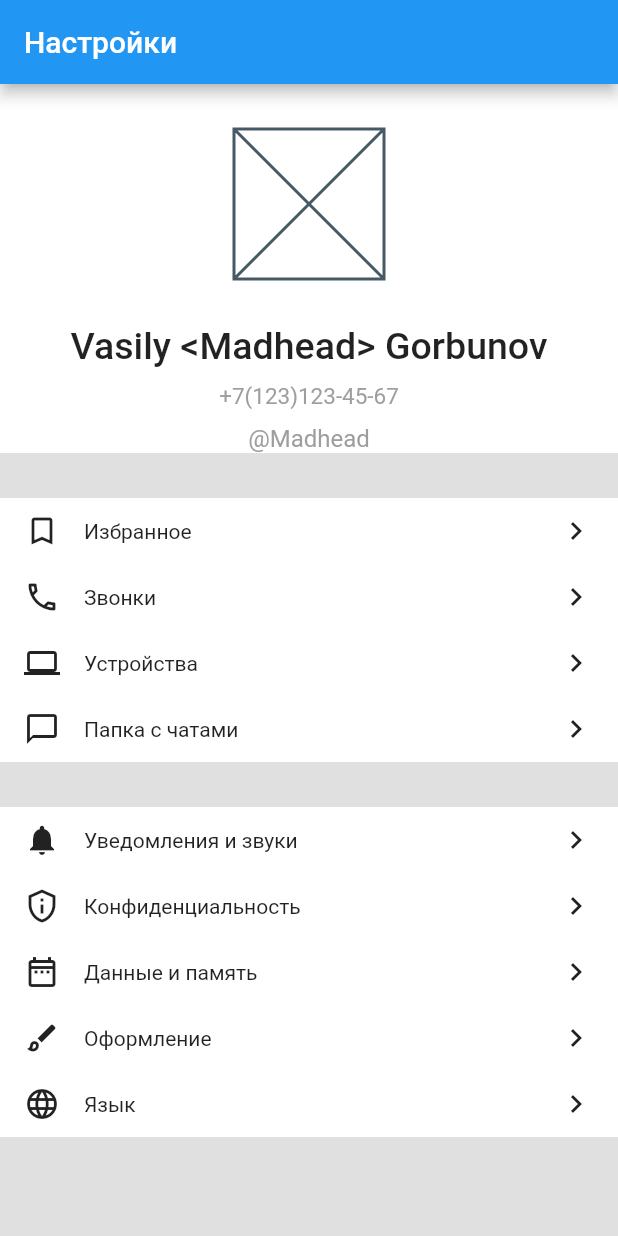
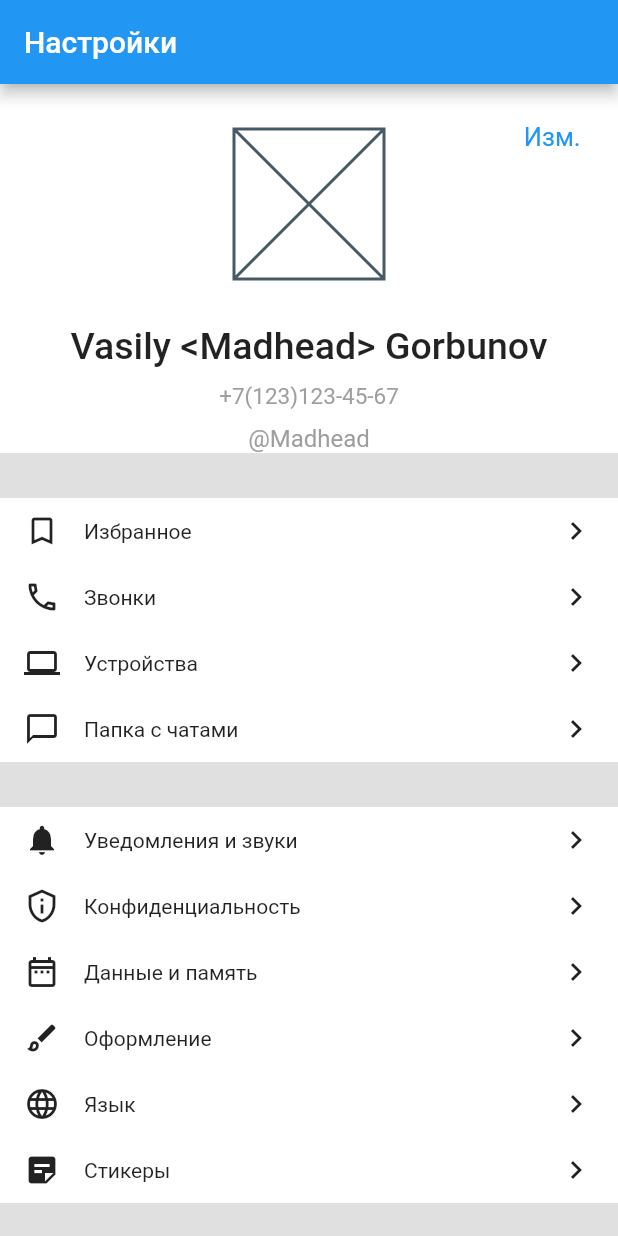
Before and after one commit to VasilyGorbunov/lazyload_lesson_1, a Flutter app: the screen it shows after launch, on a phone screen of 412 x 824 dp. Run offline on Flutter 3.47's test engine with Material 2 defaults, Android fonts, the phone set to English and light mode, and no system bars.

Commit message:
урок 28

```diff
--- a/lib/widgets/user_profile.dart
+++ b/lib/widgets/user_profile.dart
@@ -17,6 +17,16 @@ class UserProfile extends StatelessWidget {
     MenuRowData(Icons.date_range_outlined, 'Данные и память'),
     MenuRowData(Icons.brush_outlined, 'Оформление'),
     MenuRowData(Icons.language_outlined, 'Язык'),
+    MenuRowData(Icons.sticky_note_2, 'Стикеры'),
+  ];
+
+  List<MenuRowData> thirdMenuRows = [
+    MenuRowData(Icons.lock_clock, 'Apple Watch'),
+  ];
+
+  List<MenuRowData> fourthMenuRows = [
+    MenuRowData(Icons.help, 'Помощь'),
+    MenuRowData(Icons.question_answer, 'Вопросы о Telegram'),
   ];
 
   @override
@@ -28,13 +38,25 @@ class UserProfile extends StatelessWidget {
       ),
       body: SizedBox(
         width: double.infinity,
-        child: Column(
+        child: ListView(
           children: [
             const _UserInfo(),
             const SizedBox(height: 30),
-            _MenuWidget(menuRows: firstMenuRows,),
+            _MenuWidget(
+              menuRows: firstMenuRows,
+            ),
             const SizedBox(height: 30),
-            _MenuWidget(menuRows: secondMenuRows,),
+            _MenuWidget(
+              menuRows: secondMenuRows,
+            ),
+            const SizedBox(height: 30),
+            _MenuWidget(
+              menuRows: thirdMenuRows,
+            ),
+            const SizedBox(height: 30),
+            _MenuWidget(
+              menuRows: fourthMenuRows,
+            ),
           ],
         ),
       ),
@@ -68,7 +90,8 @@ class MenuRowData {
 
 class _MenuWidgetRow extends StatelessWidget {
   const _MenuWidgetRow({
-    super.key, required this.data,
+    super.key,
+    required this.data,
   });
 
   final MenuRowData data;
@@ -98,7 +121,8 @@ class _UserInfo extends StatelessWidget {
 
   @override
   Widget build(BuildContext context) {
-    return Container(
+    return Stack(children: [
+      Container(
         width: double.infinity,
         color: Colors.white,
         child: const Column(
@@ -113,7 +137,19 @@ class _UserInfo extends StatelessWidget {
             _UserNicknameWidget(),
           ],
         ),
-    );
+      ),
+      const Positioned(
+        top: 25,
+        right: 25,
+        child: Text(
+          'Изм.',
+          style: TextStyle(
+            color: Colors.blue,
+            fontSize: 17,
+          ),
+        ),
+      ),
+    ]);
   }
 }
 
```
Also changed, not shown: pubspec.lock. Lines whose indentation alone changed are shown as unchanged.
